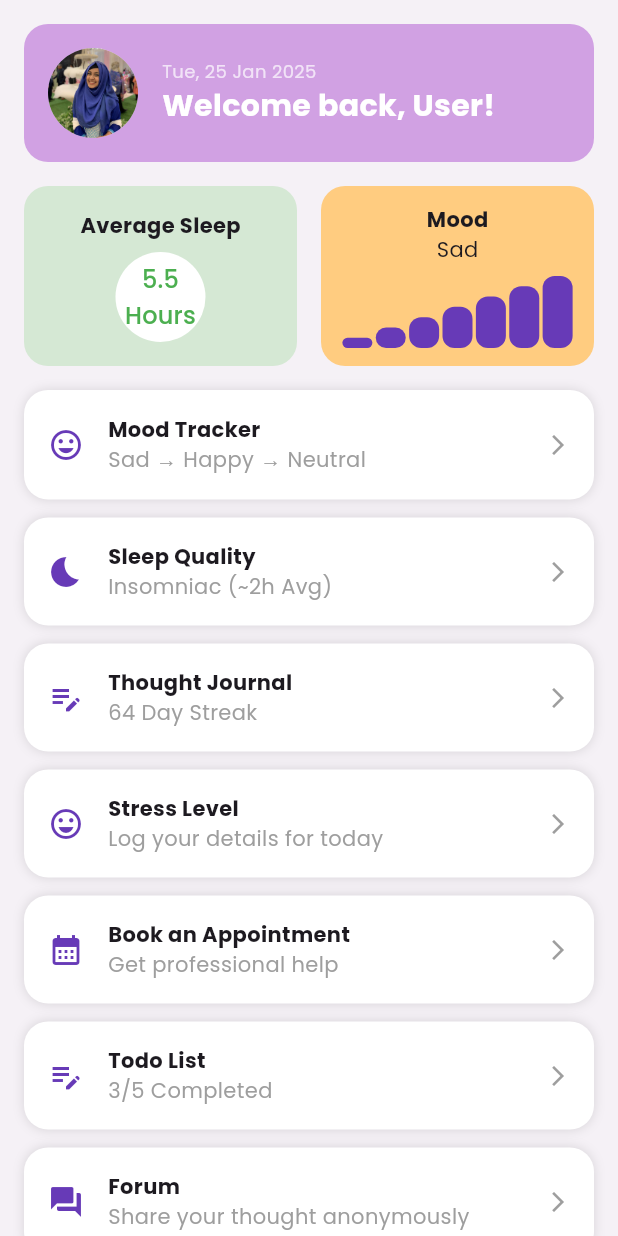
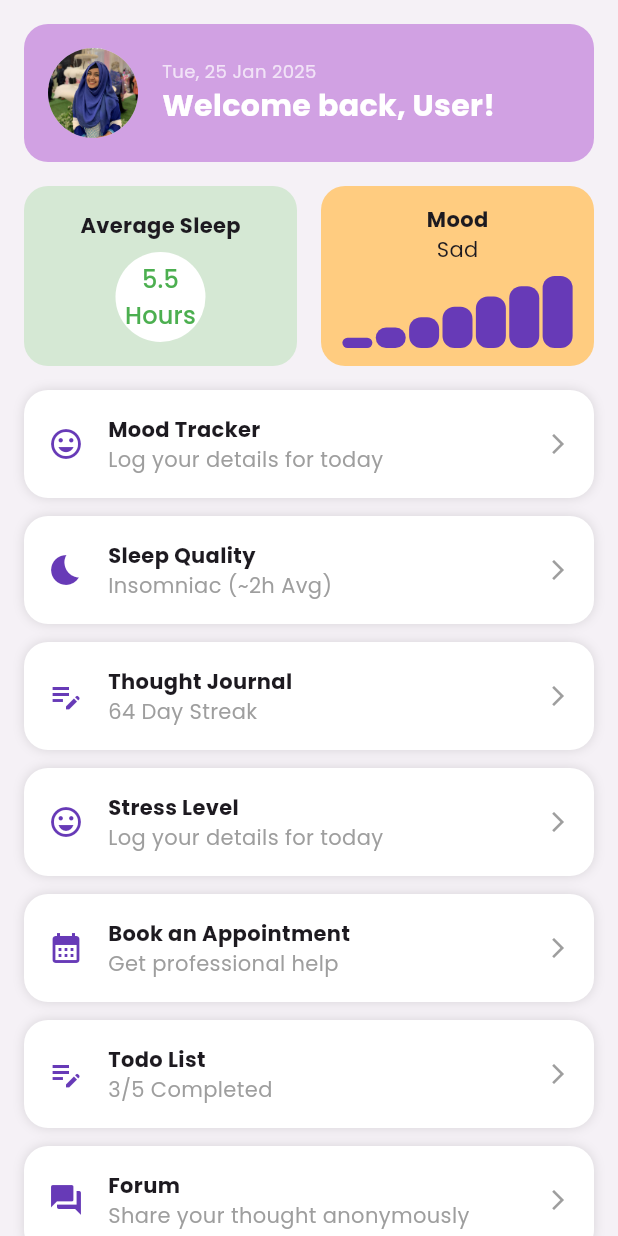
Before and after one commit to hasnat0006/SDP, a Flutter app: the DashboardPage screen opened directly, on a phone screen of 412 x 824 dp. Run offline on Flutter 3.47's test engine with Material 3 defaults, Android fonts, the phone set to English and light mode, and no system bars; drawn by our look-alikes of fl_chart; our stand-ins replace awesome_notifications, file_picker, flutter_dotenv, google_fonts, google_generative_ai, image_picker and 2 more; accounts and stored records are empty.

Commit message:
mood tracker button working properly

```diff
--- a/mindora/lib/dashboard/p_dashboard.dart
+++ b/mindora/lib/dashboard/p_dashboard.dart
@@ -28,7 +28,7 @@ class _DashboardPageState extends State<DashboardPage> {
   Map<String, dynamic>? _todayStressData;
   String _stressButtonText = 'Log your details for today';
   Map<String, dynamic>? _todayMoodData;
-  String _moodButtonText = 'Sad → Happy → Neutral';
+  String _moodButtonText = 'Log your details for today';
 
   @override
   void initState() {
@@ -120,21 +120,21 @@ class _DashboardPageState extends State<DashboardPage> {
       } else {
         setState(() {
           _todayMoodData = null;
-          _moodButtonText = 'Sad → Happy → Neutral';
+          _moodButtonText = 'Log your details for today';
         });
       }
     } catch (e) {
       print('Error loading today\'s mood data: $e');
       setState(() {
         _todayMoodData = null;
-        _moodButtonText = 'Sad → Happy → Neutral';
+        _moodButtonText = 'Log your details for today';
       });
     }
   }
 
   String _getMoodButtonText() {
     if (_todayMoodData == null) {
-      return 'Sad → Happy → Neutral';
+      return 'Log your details for today';
     }
 
     final moodStatus = _todayMoodData!['mood_status'] ?? 'Unknown';
```
